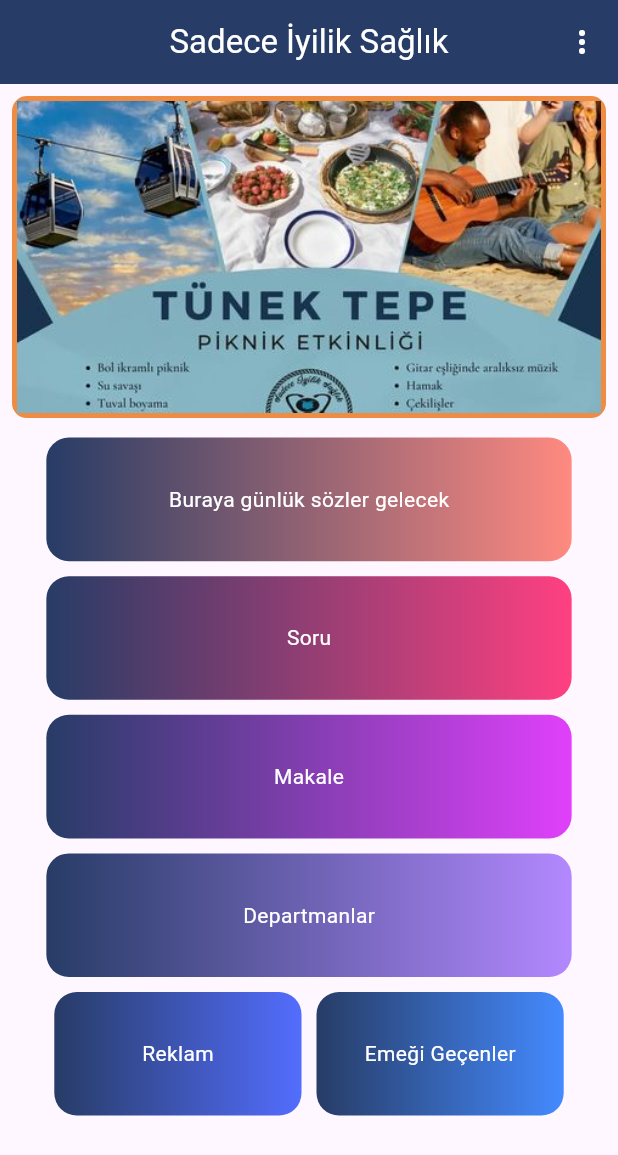
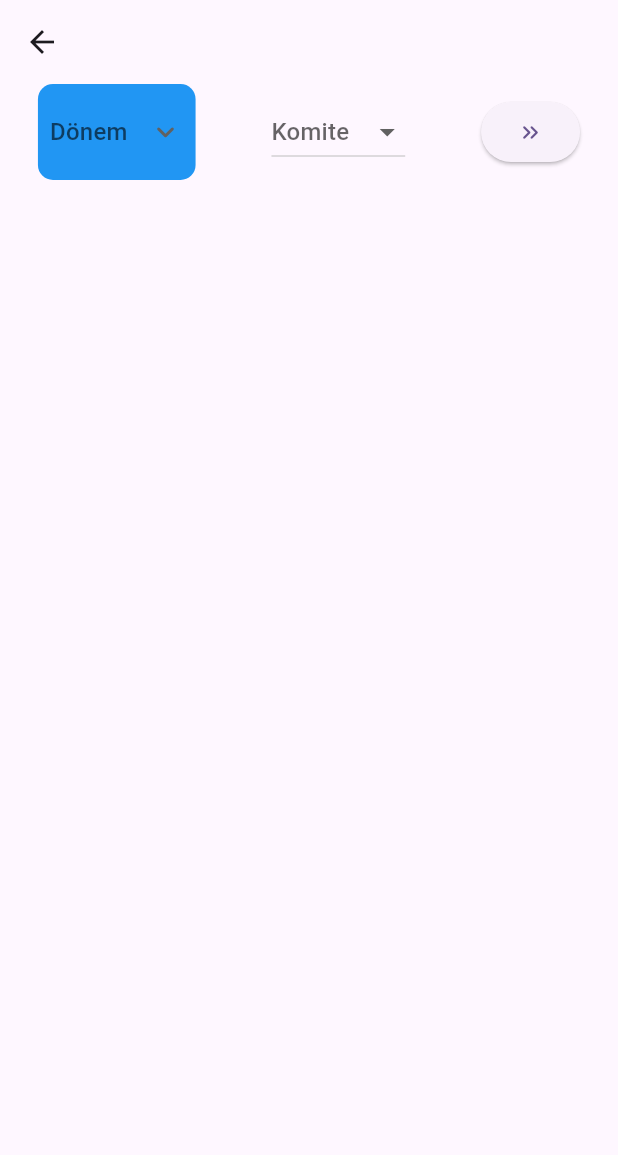
Before and after one commit to Sadece-Iyilik-Saglik/sadece_iylik_saglik, a Flutter app: the HomeScreen screen opened directly, after a tap on "Soru", on a phone screen of 412 x 824 dp. Shown: the top 1155 px of the screen. Run offline on Flutter 3.47's test engine with Material 3 defaults, Android fonts, the phone set to English and light mode, and no system bars; our stand-ins replace flutter_otp_text_field, photo_view.

Commit message:
Pre Question Design Begin Added

```diff
--- a/lib/core/viewmodel/exam_view_model.dart
+++ b/lib/core/viewmodel/exam_view_model.dart
@@ -3,6 +3,21 @@ import '../model/exam_model.dart';
 import '../model/question_model.dart';
 
 class ExamViewModel {
+
+  static List<String> get periods => [
+    "Dönem 1",
+    "Dönem 2",
+    "Dönem 3",
+    "Dönem 4",
+  ];
+  static List<String> get committees => [
+    "Komite 1",
+    "Komite 2",
+    "Komite 3",
+    "Komite 4",
+  ];
+
+
   static List<Exam> allExams = [
     Exam(name: "Test 1", questions: [
       Question(
--- a/lib/view/home/home_screen.dart
+++ b/lib/view/home/home_screen.dart
@@ -5,6 +5,7 @@ import 'package:sadece_iylik_saglik/view/article/article_screen.dart';
 import 'package:sadece_iylik_saglik/view/auth/login_screen.dart';
 import 'package:sadece_iylik_saglik/view/question/question_screen.dart';
 import 'package:photo_view/photo_view.dart';
+import 'package:sadece_iylik_saglik/view/question/pre_question_screen.dart';
 
 class HomeScreen extends StatefulWidget {
   const HomeScreen({super.key});
@@ -135,7 +136,7 @@ class _HomeScreenState extends BaseState<HomeScreen> {
       child: DecoratedBox(
         decoration: BoxDecoration(
           borderRadius: BorderRadius.circular(10),
-          boxShadow: [],
+          boxShadow: const [],
         ),
         child: InkWell(
           onTap: () {
@@ -208,7 +209,7 @@ class _HomeScreenState extends BaseState<HomeScreen> {
             Colors.accents[1].shade200,
             0.1,
             0.85,
-            () {},
+            () =>Navigator.push(context, MaterialPageRoute(builder: (context) => const PreQuestionScreen(),)),
           ),
           customMenuButton(
             "Makale",
--- /dev/null
+++ b/lib/view/question/pre_question_screen.dart
@@ -0,0 +1,65 @@
+import 'package:flutter/material.dart';
+import 'package:sadece_iylik_saglik/core/base/view/base_view.dart';
+import 'package:sadece_iylik_saglik/core/viewmodel/exam_view_model.dart';
+
+class PreQuestionScreen extends StatelessWidget {
+  const PreQuestionScreen({super.key});
+
+  @override
+  Widget build(BuildContext context) {
+    return BaseView(
+      viewModel: "",
+      onPageBuilder: (context, value) {
+        return scaffoldBody;
+      },
+      onModelReady: (model) {},
+    );
+  }
+
+  Widget get scaffoldBody => Scaffold(
+        appBar: appBar,
+        body: Column(
+          children: [
+            Row(
+              mainAxisAlignment: MainAxisAlignment.spaceAround,
+              children: [
+                Container(
+                  decoration: BoxDecoration(color: Colors.blue, borderRadius: BorderRadius.circular(10)),
+                  padding: const EdgeInsets.all(8),
+                  child: DropdownButton(
+                    value: null,
+                    hint: const Text("Dönem"),
+                    borderRadius: BorderRadius.circular(5),
+                    dropdownColor: Colors.blue,
+                    elevation: 0,
+                    icon: const Icon(Icons.keyboard_arrow_down_rounded),
+                    underline: const SizedBox.shrink(),
+                    items: ExamViewModel.periods
+                        .map((e) => DropdownMenuItem(
+                              value: e,
+                              child: Text(e),
+                            ))
+                        .toList(),
+                    onChanged: (value) {},
+                  ),
+                ),
+                DropdownButton(
+                  value: null,
+                  hint: const Text("Komite"),
+                  items: ExamViewModel.committees
+                      .map((e) => DropdownMenuItem(
+                            value: e,
+                            child: Text(e),
+                          ))
+                      .toList(),
+                  onChanged: (value) {},
+                ),
+                ElevatedButton(onPressed: () {}, child: const Icon(Icons.keyboard_double_arrow_right_rounded))
+              ],
+            ),
+          ],
+        ),
+      );
+
+  PreferredSizeWidget get appBar => AppBar();
+}
```
